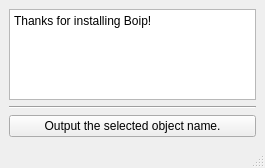
Old version of the form {{cookiecutter.tool_name}}/{{cookiecutter.tool_name}}/gui/sample_gui.ui in the repository InTack2/cookiecutter-mayaqt-mvc.
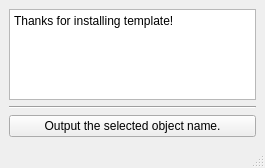
New version of the form.

Commit message: templateを変更

What changed in the file:
```diff
--- a/{{cookiecutter.tool_name}}/{{cookiecutter.tool_name}}/gui/sample_gui.ui
+++ b/{{cookiecutter.tool_name}}/{{cookiecutter.tool_name}}/gui/sample_gui.ui
@@ -36,7 +36,7 @@
 &lt;html&gt;&lt;head&gt;&lt;meta name=&quot;qrichtext&quot; content=&quot;1&quot; /&gt;&lt;style type=&quot;text/css&quot;&gt;
 p, li { white-space: pre-wrap; }
 &lt;/style&gt;&lt;/head&gt;&lt;body style=&quot; font-family:'MS UI Gothic'; font-size:9pt; font-weight:400; font-style:normal;&quot;&gt;
-&lt;p style=&quot; margin-top:0px; margin-bottom:0px; margin-left:0px; margin-right:0px; -qt-block-indent:0; text-indent:0px;&quot;&gt;Thanks for installing Boip!&lt;/p&gt;&lt;/body&gt;&lt;/html&gt;</string>
+&lt;p style=&quot; margin-top:0px; margin-bottom:0px; margin-left:0px; margin-right:0px; -qt-block-indent:0; text-indent:0px;&quot;&gt;Thanks for installing template!&lt;/p&gt;&lt;/body&gt;&lt;/html&gt;</string>
       </property>
      </widget>
     </item>
```
Left out of the diff: 6 changed lines with no effect on the pictures. The commit also changes 2 other files.
